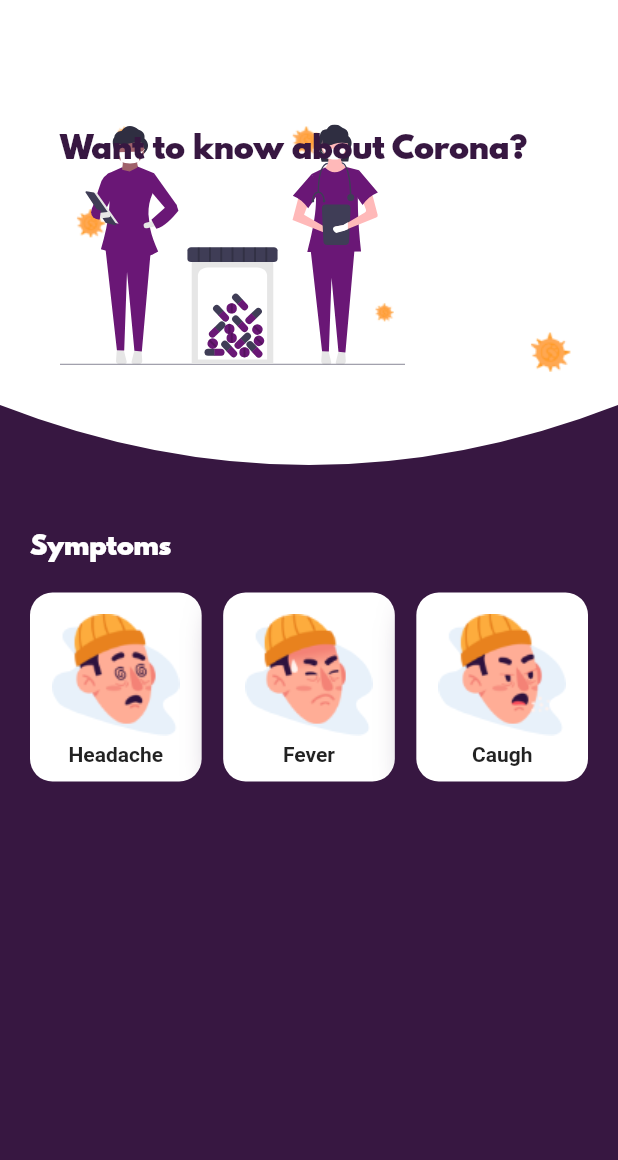
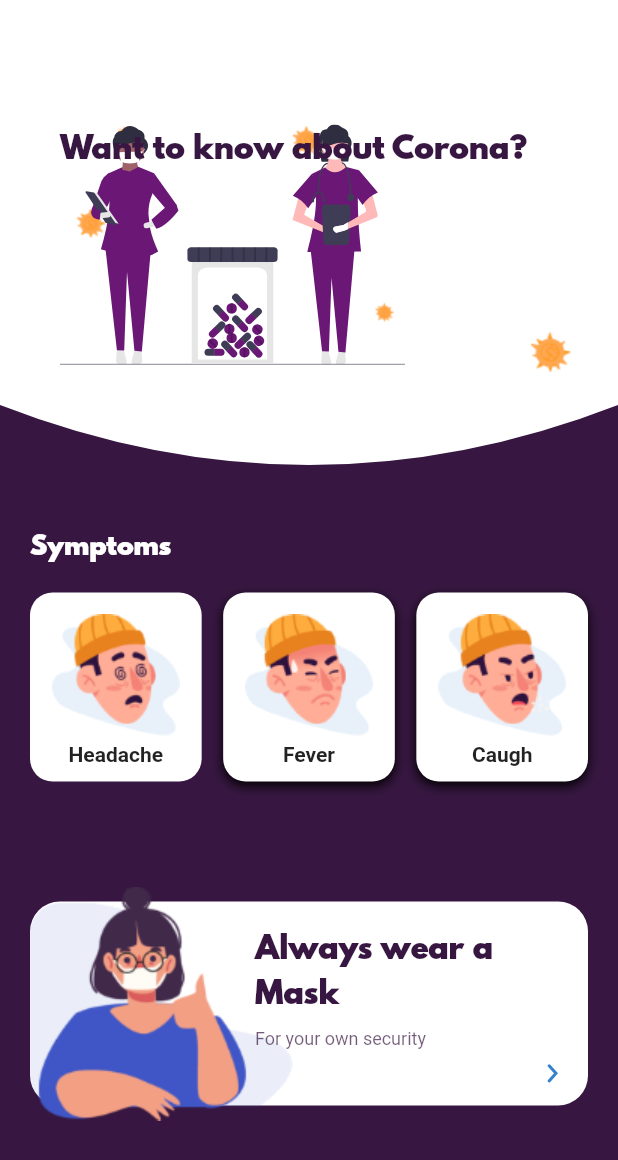
Before and after one commit to Softmatech/Covid-Notif, a Flutter app: the InfoScreen screen opened by its route, on a phone screen of 412 x 824 dp. Shown: the top 1160 px of the screen. Run offline on Flutter 3.47's test engine with Material 2 defaults, Android fonts, the phone set to English and light mode, and no system bars; our stand-ins replace flutter_svg.

Commit message:
prevention card added

```diff
--- a/lib/screens/info_screen.dart
+++ b/lib/screens/info_screen.dart
@@ -1,6 +1,7 @@
 import 'package:flutter/material.dart';
 import 'package:flutter_practice/Utility/constants.dart';
 import 'package:flutter_practice/screens/my_header.dart';
+import 'package:flutter_svg/svg.dart';
 
 class InfoScreen extends StatelessWidget {
   @override
@@ -26,11 +27,71 @@ class InfoScreen extends StatelessWidget {
                 Row(
                   mainAxisAlignment: MainAxisAlignment.spaceBetween,
                   children: <Widget>[
-                    SymptomCard(image: "assets/images/headache.png",title: "Headache",),
+                    SymptomCard(image: "assets/images/headache.png",title: "Headache", isActive: true,),
                     SymptomCard(image: "assets/images/fever.png",title: "Fever",),
                     SymptomCard(image: "assets/images/caugh.png",title: "Caugh",),
                   ],
                 ),
+                    SizedBox(height: 20,),
+                    Text(
+                      "Prevention",
+                      style: Theme.of(context).textTheme.headline4,
+                    ),
+                    SizedBox(height: 20,),
+                    SizedBox(
+                      height: 156,
+                      child: Stack(
+                        alignment: Alignment.centerLeft,
+                        children: <Widget>[
+                          Container(
+                            height: 136,
+                            width: double.infinity,
+                            decoration: BoxDecoration(
+                              borderRadius: BorderRadius.circular(20),
+                              color: Colors.white,
+                              boxShadow: [
+                                BoxShadow(
+                                  offset: Offset(0,8),
+                                  blurRadius: 24,
+                                  color: kThirdColor
+                                ),
+                              ],
+                            ),
+                          ),
+                          Image.asset("assets/images/wear_mask.png"),
+                          Positioned(
+                            left: 130,
+                            child: Container(
+                              padding: EdgeInsets.symmetric(horizontal: 20, vertical: 15),
+                              height: 136,
+                              width: MediaQuery.of(context).size.width - 170,
+                              child: Column(
+                                crossAxisAlignment: CrossAxisAlignment.start,
+                                mainAxisAlignment: MainAxisAlignment.spaceBetween,
+                                children: <Widget>[
+                                  Text(
+                                    "Always wear a Mask",
+                                    style: Theme.of(context).textTheme.headline4,
+                                  ),
+                                  Text(
+                                    "For your own security",
+                                    style: TextStyle(
+                                      fontSize: 12,
+                                      color: kSecondaryColor
+                                    ),
+                                  ),
+                                  Align(
+                                    alignment: Alignment.topRight,
+                                    child: SvgPicture.asset("assets/icons/forward.svg"),
+                                  )
+                                ],
+                              ),
+                            ),
+                          ),
+                        ],
+                      ),
+                    ),
+
               ],
             ),
           )
@@ -58,11 +119,16 @@ class SymptomCard extends StatelessWidget {
         borderRadius: BorderRadius.circular(15),
         color: Colors.white,
         boxShadow: [
-          BoxShadow(
+          isActive
+          ? BoxShadow(
             offset: Offset(0,10),
             blurRadius: 20,
             color: kSecondaryColor
           )
+          : BoxShadow(
+            offset: Offset(0,3),
+            blurRadius: 6,
+          )    ,
         ]
       ),
       child: Column(
```
